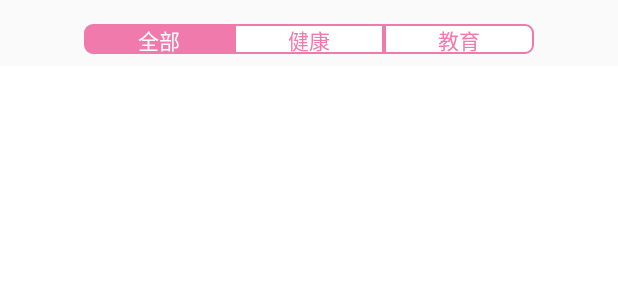
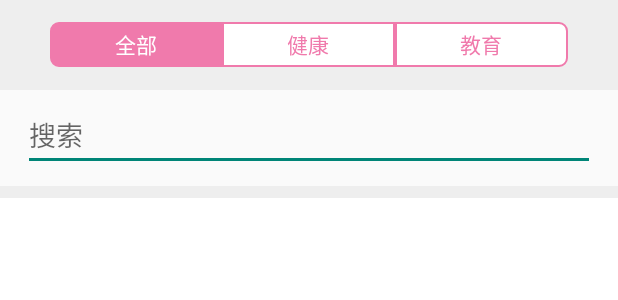
Before and after one commit to BreedMemory/BreedMemory, an Android app: the layout fragment_growup.xml on its own in the app's theme, with its tools: preview values and no code run, on a phone screen of 412 x 824 dp. Shown: the top 300 px of the screen. Run offline under Robolectric (Android 15) with nearby library versions, the phone set to English and light mode, and no system bars.

Commit message:
“成长”页面布局的修改

```diff
--- a/app/src/main/java/com/yijiehl/club/android/ui/adapter/PhotoGridItemAdapter.java
+++ b/app/src/main/java/com/yijiehl/club/android/ui/adapter/PhotoGridItemAdapter.java
@@ -122,7 +122,7 @@ public class PhotoGridItemAdapter extends BaseListViewAdapter {
                 /**已经选好的照片，显示出选择的效果*/
                 if (mSelectedPhoto.contains(mDatas.get(position - 1))) {
                     viewHolderPick.ibPhotoPick.setBackgroundResource(R.drawable.pictures_selected);
-                    viewHolderPick.ivPhoto.setColorFilter(R.color.colorAccent);
+                    viewHolderPick.ivPhoto.setColorFilter(R.color.colorPrimary);
                 } else {
                     viewHolderPick.ibPhotoPick.setBackgroundResource(R.drawable.picture_unselected);
                     viewHolderPick.ivPhoto.setColorFilter(null);
--- a/app/src/main/res/layout/activity_photo_picker.xml
+++ b/app/src/main/res/layout/activity_photo_picker.xml
@@ -42,6 +42,7 @@
                 android:layout_marginLeft="15dip"
                 android:text="预览"
                 android:clickable="false"
+                android:textColor="@color/colorPrimary"
                 android:textSize="14dip" />
 
             <Button
@@ -52,7 +53,7 @@
                 android:layout_centerVertical="true"
                 android:layout_marginRight="15dip"
                 android:clickable="false"
-                android:text="完成" />
+                android:text="确定" />
         </RelativeLayout>
     </LinearLayout>
 </LinearLayout>
--- a/app/src/main/res/layout/fragment_growup.xml
+++ b/app/src/main/res/layout/fragment_growup.xml
@@ -4,72 +4,76 @@
     android:layout_width="match_parent"
     android:layout_height="match_parent">
 
+    <LinearLayout
+        android:layout_width="match_parent"
+        android:layout_height="match_parent"
+        android:orientation="vertical">
+
         <RelativeLayout
             android:layout_width="match_parent"
-        android:layout_height="match_parent">
+            android:layout_height="60dip"
+            android:background="#eeeeee">
 
             <LinearLayout
                 android:id="@+id/layout_title"
-            android:layout_width="300dip"
-            android:layout_height="20dip"
-            android:layout_centerHorizontal="true"
-            android:layout_marginBottom="8dip"
-            android:layout_marginTop="16dip"
+                android:layout_width="match_parent"
+                android:layout_height="30dip"
+                android:layout_centerInParent="true"
+                android:layout_centerVertical="true"
+                android:layout_marginRight="33dip"
+                android:layout_marginLeft="33dip"
                 android:orientation="horizontal">
+
                 <TextView
                     android:id="@+id/tv_all"
-                android:layout_weight="1"
                     android:layout_width="0dip"
                     android:layout_height="match_parent"
+                    android:layout_weight="1"
+                    android:background="@drawable/growup_title_left_pink"
                     android:gravity="center"
-                android:background="@drawable/growup_title_left_pink"
+                    android:text="全部"
                     android:textColor="@color/white"
-                android:textSize="14dip"
-                android:text="全部"/>
+                    android:textSize="14dip" />
+
                 <TextView
                     android:id="@+id/tv_health"
-                android:layout_weight="1"
                     android:layout_width="0dip"
                     android:layout_height="match_parent"
+                    android:layout_weight="1"
+                    android:background="@drawable/growup_title_center_white"
                     android:gravity="center"
-                android:background="@drawable/growup_title_center_white"
+                    android:text="健康"
                     android:textColor="@color/colorPrimary"
-                android:textSize="14dip"
-                android:text="健康"/>
+                    android:textSize="14dip" />
+
                 <TextView
                     android:id="@+id/tv_education"
-                android:layout_weight="1"
                     android:layout_width="0dip"
                     android:layout_height="match_parent"
+                    android:layout_weight="1"
+                    android:background="@drawable/growup_title_right_white"
                     android:gravity="center"
-                android:background="@drawable/growup_title_right_white"
+                    android:text="教育"
                     android:textColor="@color/colorPrimary"
-                android:textSize="14dip"
-                android:text="教育"/>
+                    android:textSize="14dip" />
             </LinearLayout>
+        </RelativeLayout>
 
-        <TextView
-            android:id="@+id/tv_dir"
-            android:layout_width="wrap_content"
-            android:layout_height="wrap_content"
-            android:text="成长的烦恼"
-            android:layout_below="@id/layout_title"
-            android:layout_marginLeft="15dip"
-            android:layout_marginTop="20dip"
-            android:visibility="gone"/>
-        <View
-            android:id="@+id/v_dir_line"
-            android:layout_below="@id/tv_dir"
+      <EditText
+          android:layout_width="match_parent"
+          android:layout_height="44dip"
           android:layout_marginLeft="15dip"
           android:layout_marginRight="15dip"
+          android:layout_marginTop="10dip"
+          android:hint="搜索"/>
+
+        <View
             android:layout_width="match_parent"
-            android:layout_height="2dip"
-            android:background="@drawable/growup_dir_line"
-            android:visibility="gone"/>
-
+            android:layout_height="8dip"
+            android:layout_marginTop="10dip"
+            android:background="#eeeeee"/>
         <com.uuzz.android.ui.view.ptr.PtrListView
             android:id="@+id/lv_listview"
-            android:layout_below="@id/v_dir_line"
             android:layout_width="match_parent"
             android:layout_height="match_parent"
             android:divider="@null"
@@ -79,7 +83,7 @@
             android:background="@drawable/bg_item_white_touchable"
             android:listSelector="@drawable/bg_item_white_touchable"
             android:scrollbarStyle="outsideOverlay" />
-    </RelativeLayout>
+    </LinearLayout>
 
 
 </com.uuzz.android.ui.view.ptr.PtrClassicFrameLayout>
```
Also changed, not shown: app/src/main/java/com/yijiehl/club/android/entity/MediaStoreHelper.java (+7 -1 lines), app/src/main/java/com/yijiehl/club/android/entity/Photo.java (+7 -1 lines), app/src/main/java/com/yijiehl/club/android/entity/PhotoDirectory.java (+7 -1 lines), app/src/main/java/com/yijiehl/club/android/entity/PhotoDirectoryLoader.java (+7 -1 lines), app/src/main/java/com/yijiehl/club/android/ui/activity/PhotoPickerActivity.java (+7 -4 lines), app/src/main/java/com/yijiehl/club/android/ui/fragment/GrowUpFragment.java (+5 -5 lines), app/src/main/java/com/yijiehl/club/android/ui/fragment/PictureFragment.java (+26 -7 lines), app/src/main/res/layout/fragment_picture.xml (+12 -1 lines). Lines whose indentation alone changed are shown as unchanged.
